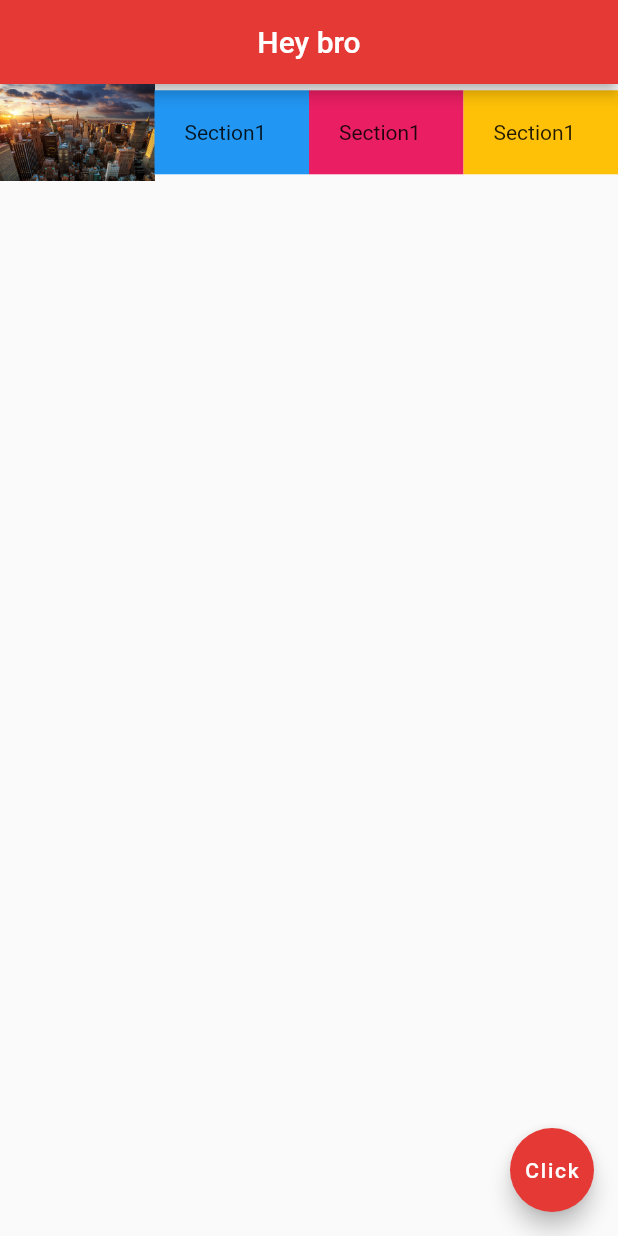
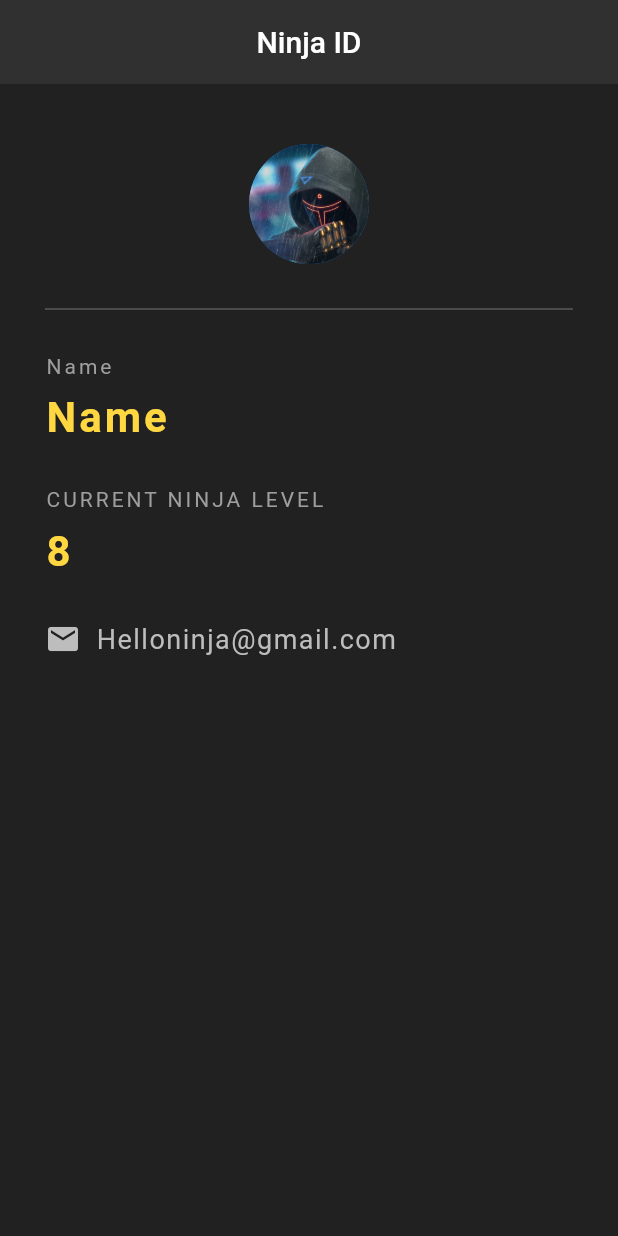
Before and after one commit to davdwhyte87/sampleproject, a Flutter app: the screen it shows after launch, on a phone screen of 412 x 824 dp. Run offline on Flutter 3.47's test engine with Material 2 defaults, Android fonts, the phone set to English and light mode, and no system bars.

Commit message:
ninja app

```diff
--- a/lib/main.dart
+++ b/lib/main.dart
@@ -1,163 +1,109 @@
 import 'package:flutter/material.dart';
 
 void main() {
-  runApp(const MyApp());
+  runApp( MaterialApp(
+    home: NinjaCard(),
+  ));
 }
 
-class MyApp extends StatelessWidget {
-  const MyApp({Key? key}) : super(key: key);
+class NinjaCard extends StatelessWidget{
+  @override
+  Widget build(BuildContext context){
+    return Scaffold(
+      backgroundColor: Colors.grey[900],
+      appBar: AppBar(
+        title: const Text("Ninja ID"),
+        centerTitle: true,
+        backgroundColor: Colors.grey[850],
+        elevation: 0,
+      ),
+      body: Padding(
+        padding: const EdgeInsets.fromLTRB(30, 40, 30, 0),
+        child: Column(
+          crossAxisAlignment: CrossAxisAlignment.start,
 
-  // This widget is the root of your application.
-  @override
-  Widget build(BuildContext context) {
-    return MaterialApp(
-      title: 'Flutter Demo',
-      theme: ThemeData(
-        // This is the theme of your application.
-        //
-        // Try running your application with "flutter run". You'll see the
-        // application has a blue toolbar. Then, without quitting the app, try
-        // changing the primarySwatch below to Colors.green and then invoke
-        // "hot reload" (press "r" in the console where you ran "flutter run",
-        // or simply save your changes to "hot reload" in a Flutter IDE).
-        // Notice that the counter didn't reset back to zero; the application
-        // is not restarted.
-        primarySwatch: Colors.blue,
-      ),
-      home: const HomePage(),
-    );
-  }
-}
+          children:  [
+            const Center(
+              child: CircleAvatar(
+                backgroundImage: AssetImage("assets/ninja.jpg"),
+                radius: 40,
+              ),
+            ),
 
-class HomePage extends StatelessWidget {
-  const HomePage({Key? key}) : super(key: key);
+            Divider(
+              height: 60,
+              color: Colors.grey[600],
+            ),
+            const Text(
+              "Name",
+              style: TextStyle(
+                color: Colors.grey,
+                letterSpacing: 2,
+              ),
 
-  @override
-  Widget build(BuildContext context) {
-    return Scaffold(
-      appBar: AppBar(
-        title: const Text("Hey bro"),
-        centerTitle: true,
-        backgroundColor: Colors.red[600],
-      ),
-      body: Row(
-        children: [
-          Expanded(child: Image.asset("assets/image1.jpg")),
-          Expanded(
-            child: Container(
-              padding: EdgeInsets.all(20),
-              color: Colors.blue,
-              child: Text("Section1"),
             ),
-          ),
+            const SizedBox(
+              height: 10,
+            ),
+            const Text(
+              "Name",
+              style: TextStyle(
+                color: Colors.amberAccent,
+                letterSpacing: 2,
+                fontSize: 28,
+                fontWeight: FontWeight.bold,
+              ),
 
-          Expanded(
-            child: Container(
-              padding: EdgeInsets.all(20),
-              color: Colors.pink,
-              child: Text("Section1"),
             ),
-          ),
+            const SizedBox(
+              height: 30,
+            ),
+            const Text(
+              "CURRENT NINJA LEVEL",
+              style: TextStyle(
+                color: Colors.grey,
+                letterSpacing: 2,
+              ),
 
-          Expanded(
-            child:   Container(
-              padding: EdgeInsets.all(20),
-              color: Colors.amber,
-              child: Text("Section1"),
             ),
-          )
-        ],
-      ),
-      floatingActionButton: FloatingActionButton(
-        onPressed: () {},
-        backgroundColor: Colors.red[600],
-        child: const Text("Click"),
+            const SizedBox(
+              height: 10,
+            ),
+            const Text(
+              "8",
+              style: TextStyle(
+                color: Colors.amberAccent,
+                letterSpacing: 2,
+                fontSize: 28,
+                fontWeight: FontWeight.bold,
+              ),
+
+            ),
+            const SizedBox(
+              height: 30,
+            ),
+            Row(
+              children: [
+                Icon(
+                  Icons.email,
+                  color: Colors.grey[400],
+                ),
+                const SizedBox(
+                  width: 10,
+                ),
+                Text(
+                  "Helloninja@gmail.com",
+                  style: TextStyle(
+                    color: Colors.grey[400],
+                    fontSize: 18,
+                    letterSpacing: 1,
+                  ),
+                )
+              ],
+            )
+          ],
+        ),
       ),
     );
   }
 }
-
-class MyHomePage extends StatefulWidget {
-  const MyHomePage({Key? key, required this.title}) : super(key: key);
-
-  // This widget is the home page of your application. It is stateful, meaning
-  // that it has a State object (defined below) that contains fields that affect
-  // how it looks.
-
-  // This class is the configuration for the state. It holds the values (in this
-  // case the title) provided by the parent (in this case the App widget) and
-  // used by the build method of the State. Fields in a Widget subclass are
-  // always marked "final".
-
-  final String title;
-
-  @override
-  State<MyHomePage> createState() => _MyHomePageState();
-}
-
-class _MyHomePageState extends State<MyHomePage> {
-  int _counter = 0;
-
-  void _incrementCounter() {
-    setState(() {
-      // This call to setState tells the Flutter framework that something has
-      // changed in this State, which causes it to rerun the build method below
-      // so that the display can reflect the updated values. If we changed
-      // _counter without calling setState(), then the build method would not be
-      // called again, and so nothing would appear to happen.
-      _counter++;
-    });
-  }
-
-  @override
-  Widget build(BuildContext context) {
-    // This method is rerun every time setState is called, for instance as done
-    // by the _incrementCounter method above.
-    //
-    // The Flutter framework has been optimized to make rerunning build methods
-    // fast, so that you can just rebuild anything that needs updating rather
-    // than having to individually change instances of widgets.
-    return Scaffold(
-      appBar: AppBar(
-        // Here we take the value from the MyHomePage object that was created by
-        // the App.build method, and use it to set our appbar title.
-        title: Text(widget.title),
-      ),
-      body: Center(
-        // Center is a layout widget. It takes a single child and positions it
-        // in the middle of the parent.
-        child: Column(
-          // Column is also a layout widget. It takes a list of children and
-          // arranges them vertically. By default, it sizes itself to fit its
-          // children horizontally, and tries to be as tall as its parent.
-          //
-          // Invoke "debug painting" (press "p" in the console, choose the
-          // "Toggle Debug Paint" action from the Flutter Inspector in Android
-          // Studio, or the "Toggle Debug Paint" command in Visual Studio Code)
-          // to see the wireframe for each widget.
-          //
-          // Column has various properties to control how it sizes itself and
-          // how it positions its children. Here we use mainAxisAlignment to
-          // center the children vertically; the main axis here is the vertical
-          // axis because Columns are vertical (the cross axis would be
-          // horizontal).
-          mainAxisAlignment: MainAxisAlignment.center,
-          children: <Widget>[
-            const Text(
-              'You have pushed the button this many times:',
-            ),
-            Text(
-              '$_counter',
-              style: Theme.of(context).textTheme.headline4,
-            ),
-          ],
-        ),
-      ),
-      floatingActionButton: FloatingActionButton(
-        onPressed: _incrementCounter,
-        tooltip: 'Increment',
-        child: const Icon(Icons.add),
-      ), // This trailing comma makes auto-formatting nicer for build methods.
-    );
-  }
-}
```
Also changed, not shown: assets/ninja.jpg (added).
